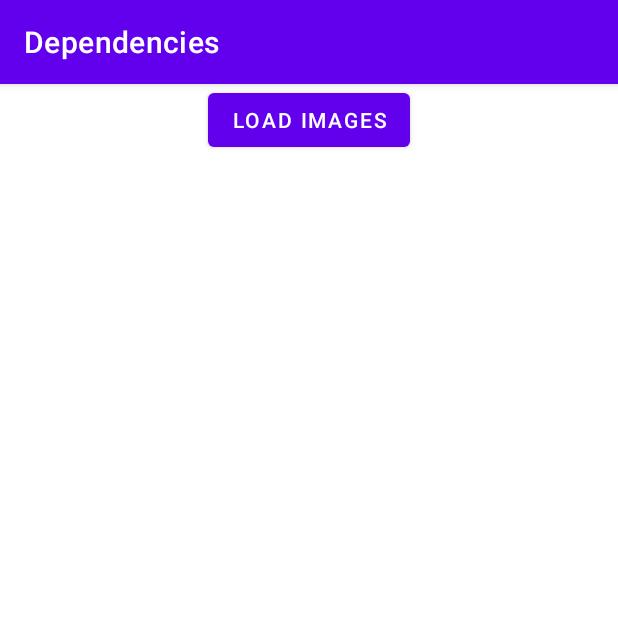
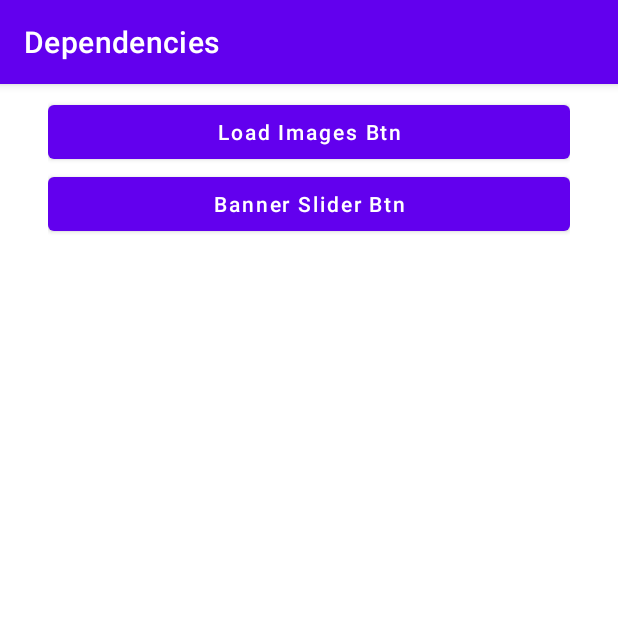
Before and after one commit to ihasanazimi/Practice, an Android app: the screen it shows after launch (MainActivity), on a phone screen of 412 x 824 dp, the top half of it. Run offline under Robolectric (Android 15) with nearby library versions, the phone set to English and light mode, and no system bars; our stand-ins replace RxJava, data binding; libraries missing offline, so code that uses them is left out: com.facebook.drawee; Roboto replaces fonts that are not available here; 1 statement that could not run was skipped.

Commit message:
little clean code

```diff
--- a/app/src/main/java/ir/ha/dep/model/adapters/BannerAdapter.kt
+++ b/app/src/main/java/ir/ha/dep/model/adapters/BannerAdapter.kt
@@ -2,10 +2,10 @@ package ir.ha.dep.model.adapters
 
 import androidx.fragment.app.Fragment
 import androidx.viewpager2.adapter.FragmentStateAdapter
-import ir.ha.dep.ui.fragment.BannerFragment
+import ir.ha.dep.ui.fragment.bannerFrg.BannerItemFrg
 import ir.ha.dep.model.Banner
 
-class BannerAdapter(val fragment:Fragment, val banners : List<Banner> , val calback : BannersEventListener) : FragmentStateAdapter(fragment) {
+class BannerAdapter(val fragment:Fragment, val banners : List<Banner>) : FragmentStateAdapter(fragment) {
 
     override fun getItemCount(): Int {
         return banners.size
@@ -13,7 +13,7 @@ class BannerAdapter(val fragment:Fragment, val banners : List<Banner> , val calb
 
 
     override fun createFragment(position: Int): Fragment {
-        return BannerFragment.newInstance(banners[position])
+        return BannerItemFrg.newInstance(banners[position])
     }
 
 
--- a/app/src/main/java/ir/ha/dep/ui/App.kt
+++ b/app/src/main/java/ir/ha/dep/ui/App.kt
@@ -20,16 +20,19 @@ class App : Application() {
     override fun onCreate() {
         super.onCreate()
 
-        // initialize fresco
-        Fresco.initialize(this);
+        /** initialize fresco */
+        Fresco.initialize(this)
 
+
+        /** 1- Koin -> modules.. */
         val myModules = module {
             single<MyApiService> { apiService }
             factory<BannerRepository> { BannerRepositoryImpl(BannerLocalDataSource()) }
-            single<ImageLoadingService> { ImageLoadingServiceImpl() }
+            single<ImageLoadingService> { ImageLoadingServiceImpl() } // fresco
             viewModel{ SampleViewModel(get()) }
         }
 
+        /** Start Coin By Modules... */
         startKoin {
             androidContext(this@App)
             modules(myModules)
--- /dev/null
+++ b/app/src/main/java/ir/ha/dep/ui/fragment/RecyclerViewSampleFrg.kt
@@ -0,0 +1,4 @@
+package ir.ha.dep.ui.fragment
+
+class RecyclerViewSampleFrg {
+}
--- a/app/src/main/res/layout/activity_main.xml
+++ b/app/src/main/res/layout/activity_main.xml
@@ -14,38 +14,23 @@
             android:layout_height="wrap_content"
             android:orientation="vertical"
             android:gravity="center_horizontal"
-            app:layout_constraintBottom_toBottomOf="parent"
-            app:layout_constraintTop_toTopOf="parent">
+            android:layout_marginVertical="@dimen/size_8dp"
+            android:layout_marginHorizontal="@dimen/size_32dp">
 
             <com.google.android.material.button.MaterialButton
-                android:id="@+id/btnLoadImages"
-                android:layout_width="wrap_content"
+                android:id="@+id/imageLoaderBtn"
+                android:layout_width="match_parent"
                 android:layout_height="wrap_content"
-                android:text="Load Images" />
-
-            <!-- <com.google.android.material.button.MaterialButton
-                 android:id="@+id/btnLoadImages"
-                 android:layout_width="wrap_content"
-                 android:layout_height="wrap_content"
-                 android:text="Load Images" />
+                android:textAllCaps="false"
+                android:text="Load Images Btn" />
 
              <com.google.android.material.button.MaterialButton
-                 android:id="@+id/btnLoadImages"
-                 android:layout_width="wrap_content"
+                 android:id="@+id/bannerSliderBtn"
+                 android:layout_width="match_parent"
                  android:layout_height="wrap_content"
-                 android:text="Load Images" />
+                 android:textAllCaps="false"
+                 android:text="Banner Slider Btn" />
 
-             <com.google.android.material.button.MaterialButton
-                 android:id="@+id/btnLoadImages"
-                 android:layout_width="wrap_content"
-                 android:layout_height="wrap_content"
-                 android:text="Load Images" />
-
-             <com.google.android.material.button.MaterialButton
-                 android:id="@+id/btnLoadImages"
-                 android:layout_width="wrap_content"
-                 android:layout_height="wrap_content"
-                 android:text="Load Images" />-->
 
         </LinearLayout>
 
```
Also changed, not shown: app/src/main/java/ir/ha/dep/ui/activites/MainActivity.kt (+14 -7 lines), app/src/main/java/ir/ha/dep/ui/fragment/LoadImagesFrg.kt (renamed from app/src/main/java/ir/ha/dep/ui/fragment/LoadImagesFragment.kt, +5 -5 lines), app/src/main/java/ir/ha/dep/ui/fragment/SampleFragment.kt (deleted, +0 -47 lines), app/src/main/java/ir/ha/dep/ui/fragment/bannerFrg/BannerItemFrg.kt (renamed from app/src/main/java/ir/ha/dep/ui/fragment/BannerFragment.kt, +6 -6 lines), app/src/main/java/ir/ha/dep/ui/fragment/bannerFrg/BannerSliderSampleFrg.kt (added, +42 -0 lines), app/src/main/res/layout/banner_slider_fragment.xml (added, +23 -0 lines), app/src/main/res/layout/fragment_sample.xml (deleted, +0 -20 lines), app/src/main/res/values/dimens.xml (+5 -5 lines).
